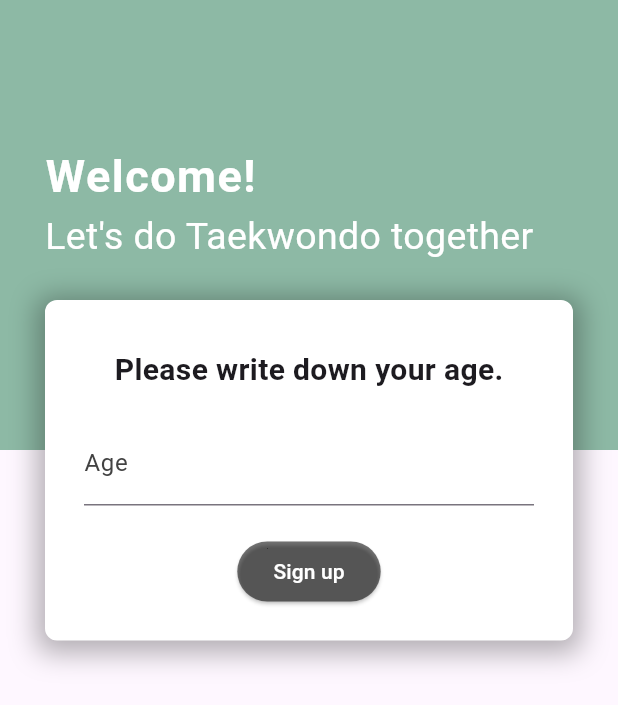
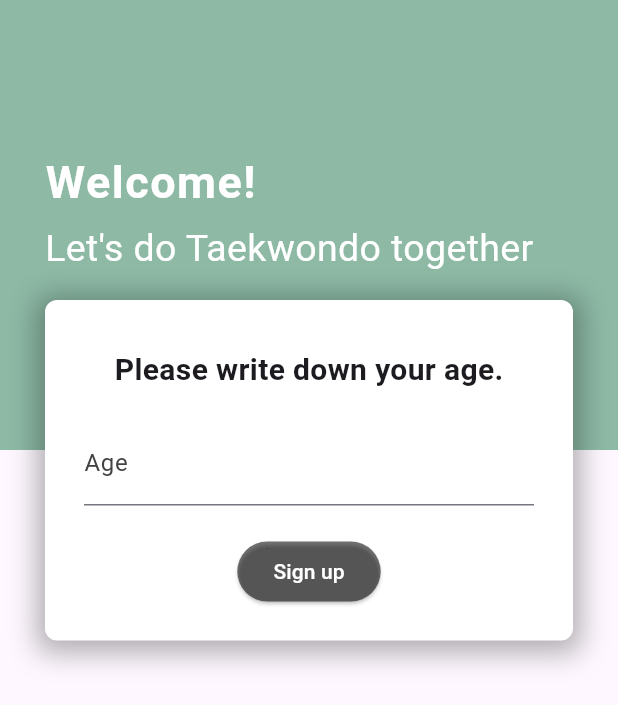
Before and after one commit to Taek-It-Easy/Taek_it_easy_AOS, a Flutter app: the screen it shows after launch, on a phone screen of 412 x 824 dp. Shown: the top 705 px of the screen. Run offline on Flutter 3.47's test engine with Material 3 defaults, Android fonts, the phone set to English and light mode, and no system bars; our stand-ins replace camera, device_info_plus, shared_preferences, step_progress_indicator, table_calendar, video_player; accounts and stored records are empty.

Commit message:
로그인 페이지 UI 완성

```diff
--- a/lib/designSystem/font_system.dart
+++ b/lib/designSystem/font_system.dart
@@ -4,4 +4,12 @@ import 'package:taek_it_easy/designSystem/color_system.dart';
 class Fonts {
   static const title = TextStyle(
       fontSize: 48, fontWeight: FontWeight.w700, color: AppColors.black);
+
+  static const loginTitle = TextStyle(
+      letterSpacing: 1,
+      fontSize: 30,
+      color: Colors.white,
+      fontWeight: FontWeight.bold);
+
+  static const loginSubTitle = TextStyle(color: Colors.white, fontSize: 25);
 }
--- a/lib/main.dart
+++ b/lib/main.dart
@@ -2,9 +2,9 @@ import 'package:camera/camera.dart';
 import 'package:flutter/material.dart';
 import 'package:provider/provider.dart';
 import 'package:taek_it_easy/prefs.dart';
-import 'package:taek_it_easy/old/view/screens/login_page.dart';
-import 'package:taek_it_easy/old/view/screens/main_page.dart';
 import 'package:taek_it_easy/old/viewModel/practice_provider.dart';
+import 'package:taek_it_easy/view/page/login_page.dart';
+import 'package:taek_it_easy/view/page/main_page.dart';
 
 List<CameraDescription> cameras = [];
 Future<void> main() async {
@@ -32,7 +32,7 @@ class MainApp extends StatelessWidget {
                 return const CircularProgressIndicator();
               } else {
                 if (snapshot.hasData && snapshot.data == true) {
-                  return MainPage();
+                  return const MainPage();
                 } else {
                   return const LoginPage();
                 }
--- /dev/null
+++ b/lib/view/page/login_page.dart
@@ -0,0 +1,118 @@
+import 'package:flutter/material.dart';
+import 'package:taek_it_easy/designSystem/font_system.dart';
+
+class LoginPage extends StatefulWidget {
+  const LoginPage({super.key});
+
+  @override
+  State<LoginPage> createState() => _LoginPageState();
+}
+
+class _LoginPageState extends State<LoginPage> {
+  final TextEditingController _ageController = TextEditingController();
+  final String _age = '';
+
+  @override
+  void dispose() {
+    _ageController.dispose();
+    super.dispose();
+  }
+
+  @override
+  Widget build(BuildContext context) {
+    return SafeArea(
+      child: Scaffold(
+        body: Stack(children: [
+          Positioned(
+              top: 0,
+              right: 0,
+              left: 0,
+              child: Container(
+                padding: const EdgeInsets.only(top: 100, left: 30),
+                height: 300,
+                color: const Color(0xFF8DB9A5),
+                child: const Column(
+                  crossAxisAlignment: CrossAxisAlignment.start,
+                  children: [
+                    Text(
+                      'Welcome!',
+                      style: Fonts.loginTitle,
+                    ),
+                    SizedBox(
+                      height: 5,
+                    ),
+                    Text(
+                      'Let\'s do Taekwondo together',
+                      style: Fonts.loginSubTitle,
+                    )
+                  ],
+                ),
+              )),
+          Positioned(
+              child: Container(
+                  margin: const EdgeInsets.only(top: 200, left: 30, right: 30),
+                  padding: const EdgeInsets.only(
+                      top: 10, bottom: 0, left: 24, right: 24),
+                  decoration: BoxDecoration(
+                      color: Colors.white,
+                      borderRadius: BorderRadius.circular(8.0),
+                      border: Border.all(
+                        color: Colors.white,
+                        width: 2.0,
+                      ),
+                      boxShadow: [
+                        BoxShadow(
+                          color: Colors.black.withOpacity(0.3),
+                          spreadRadius: 5,
+                          blurRadius: 15,
+                          offset: const Offset(0, 3),
+                        )
+                      ]),
+                  child: SingleChildScrollView(
+                    child: Column(
+                        mainAxisAlignment: MainAxisAlignment.center,
+                        children: [
+                          Container(
+                              margin: const EdgeInsets.symmetric(vertical: 20),
+                              child: const Text(
+                                "Please write down your age.",
+                                style: TextStyle(
+                                    fontWeight: FontWeight.bold, fontSize: 20),
+                              )),
+                          TextField(
+                            controller: _ageController,
+                            keyboardType: TextInputType.number,
+                            decoration: InputDecoration(
+                              labelText: 'Age',
+                              labelStyle: TextStyle(
+                                color: Colors.grey.shade800,
+                              ),
+                              floatingLabelStyle: TextStyle(
+                                color: Colors.grey.shade800,
+                              ),
+                              focusedBorder: OutlineInputBorder(
+                                borderSide:
+                                    BorderSide(color: Colors.cyan.shade700),
+                              ),
+                            ),
+                          ),
+                          const SizedBox(height: 20.0),
+                          ElevatedButton(
+                            onPressed: () {},
+                            style: ButtonStyle(
+                              backgroundColor: MaterialStateProperty.all<Color>(
+                                  Colors.black54),
+                            ),
+                            child: const Text('Sign up',
+                                style: TextStyle(color: Colors.white)),
+                          ),
+                          const SizedBox(
+                            height: 20,
+                          )
+                        ]),
+                  )))
+        ]),
+      ),
+    );
+  }
+}
--- a/lib/view/page/main_page.dart
+++ b/lib/view/page/main_page.dart
@@ -0,0 +1,10 @@
+import 'package:flutter/material.dart';
+
+class MainPage extends StatelessWidget {
+  const MainPage({super.key});
+
+  @override
+  Widget build(BuildContext context) {
+    return const Placeholder();
+  }
+}
```
